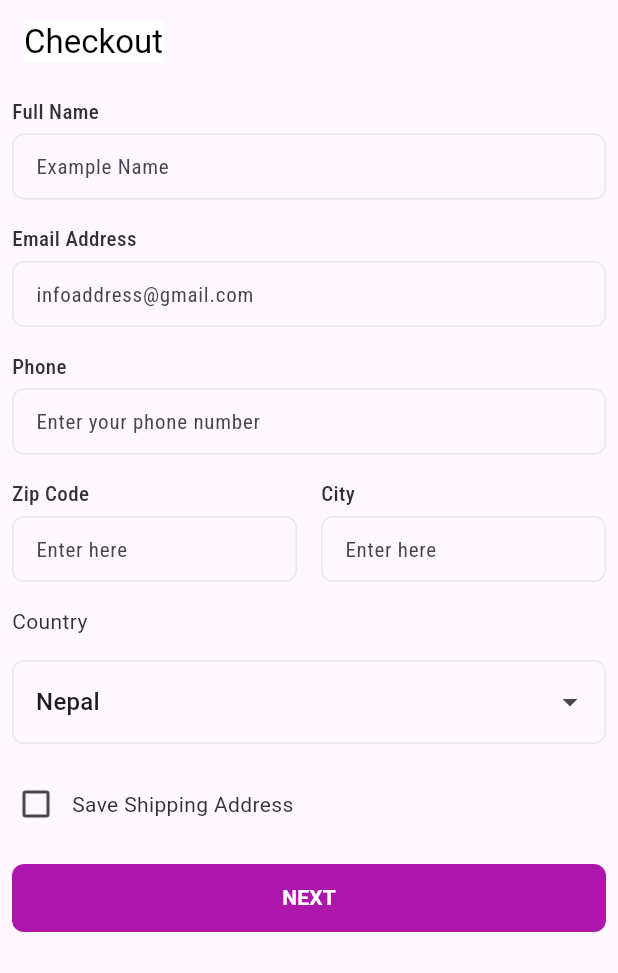
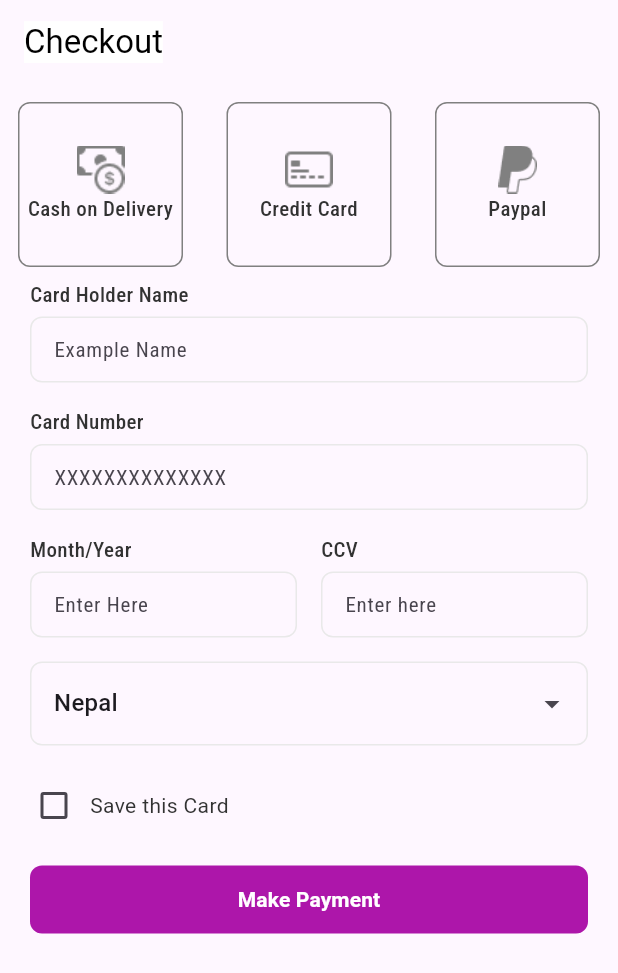
Before and after one commit to avioops/closet_ui, a Flutter app: the screen it shows after launch, on a phone screen of 412 x 824 dp. Shown: the top 973 px of the screen. Run offline on Flutter 3.47's test engine with Material 3 defaults, Android fonts, the phone set to English and light mode, and no system bars; drawn by our look-alikes of dropdown_search; our stand-ins replace google_fonts; Roboto replaces fonts that are missing (GoogleFonts.robotoCondensed).

Commit message:
check_out_page2

```diff
--- a/lib/common_widget/custom_button.dart
+++ b/lib/common_widget/custom_button.dart
@@ -1,7 +1,8 @@
 import 'package:flutter/material.dart';
 
 class CustomButton extends StatelessWidget {
-  const CustomButton({super.key});
+  final String label;
+  CustomButton({super.key, required this.label});
 
   @override
   Widget build(BuildContext context) {
@@ -12,7 +13,7 @@ class CustomButton extends StatelessWidget {
         height: MediaQuery.of(context).size.height * 0.055,
         child: ElevatedButton(
           onPressed: () {
-            print("Next button pressed");
+            print("Button Pressed");
           },
           style: ElevatedButton.styleFrom(
             backgroundColor: Color(0xFFAD16AA),
@@ -22,7 +23,7 @@ class CustomButton extends StatelessWidget {
             elevation: 0,
           ),
           child: Text(
-            "NEXT",
+            label,
             style: TextStyle(color: Colors.white, fontWeight: FontWeight.bold),
           ),
         ),
--- /dev/null
+++ b/lib/common_widget/custom_stepper.dart
@@ -0,0 +1,49 @@
+import 'package:flutter/material.dart';
+
+class CustomStepper extends StatefulWidget {
+  @override
+  _CustomStepperState createState() => _CustomStepperState();
+}
+
+class _CustomStepperState extends State<CustomStepper> {
+  int _currentStep = 1;
+
+  @override
+  Widget build(BuildContext context) {
+    return Stepper(
+      type: StepperType.horizontal,
+      currentStep: _currentStep,
+      onStepTapped: (step) {
+        setState(() {
+          _currentStep = step;
+        });
+      },
+      steps: [
+        Step(
+          title: Text("Delivery"),
+          content: SizedBox.shrink(),
+          isActive: _currentStep >= 0,
+          state: _currentStep > 0 ? StepState.complete : StepState.indexed,
+        ),
+        Step(
+          title: Text("Address"),
+          content: SizedBox.shrink(),
+          isActive: _currentStep >= 1,
+          state:
+              _currentStep == 1
+                  ? StepState.editing
+                  : (_currentStep > 1 ? StepState.complete : StepState.indexed),
+        ),
+        Step(
+          title: Text("Payment"),
+          content: SizedBox.shrink(),
+          isActive: _currentStep >= 2,
+          state: _currentStep == 2 ? StepState.editing : StepState.indexed,
+        ),
+      ],
+      controlsBuilder: (context, details) {
+        return SizedBox();
+      },
+    );
+  }
+}
--- a/lib/main.dart
+++ b/lib/main.dart
@@ -1,4 +1,5 @@
-import 'package:closet_ui/ui/check_out_page.dart';
+import 'package:closet_ui/ui/check_out_page1.dart';
+import 'package:closet_ui/ui/check_out_page2.dart';
 import 'package:flutter/material.dart';
 
 void main() {
@@ -32,7 +33,7 @@ class MyApp extends StatelessWidget {
         // tested with just a hot reload.
         colorScheme: ColorScheme.fromSeed(seedColor: Colors.deepPurple),
       ),
-      home: CheckoutPage(),
+      home: CheckOutPage2(),
     );
   }
 }
--- a/lib/ui/check_out_page.dart
+++ b/lib/ui/check_out_page1.dart
@@ -3,14 +3,13 @@ import 'package:closet_ui/common_widget/custom_dropdown.dart';
 import 'package:closet_ui/common_widget/custom_text_form_field.dart';
 import 'package:flutter/material.dart';
 import 'package:dropdown_search/dropdown_search.dart';
-import 'package:google_fonts/google_fonts.dart';
 
 class CheckoutPage extends StatelessWidget {
   CheckoutPage({super.key});
 
   @override
   Widget build(BuildContext context) {
-    return MaterialApp(home: HomeScreen());
+    return HomeScreen();
   }
 }
 
@@ -121,7 +120,7 @@ class _HomeScreenState extends State<HomeScreen> {
                 ),
               ],
             ),
-            CustomButton(),
+            CustomButton(label: 'NEXT'),
           ],
         ),
       ),
--- /dev/null
+++ b/lib/ui/check_out_page2.dart
@@ -0,0 +1,193 @@
+import 'dart:developer';
+
+import 'package:closet_ui/common_widget/custom_button.dart';
+import 'package:closet_ui/common_widget/custom_dropdown.dart';
+import 'package:closet_ui/common_widget/custom_text_form_field.dart';
+import 'package:dropdown_search/dropdown_search.dart';
+import 'package:flutter/material.dart';
+import 'package:google_fonts/google_fonts.dart';
+
+class CheckOutPage2 extends StatelessWidget {
+  const CheckOutPage2({super.key});
+
+  @override
+  Widget build(BuildContext context) {
+    return const HomeScreen();
+  }
+}
+
+class HomeScreen extends StatefulWidget {
+  const HomeScreen({super.key});
+
+  @override
+  State<HomeScreen> createState() => _HomeScreenState();
+}
+
+class _HomeScreenState extends State<HomeScreen> {
+  int selectedIndex = -1; // No option selected initially
+  final dropDownKey = GlobalKey<DropdownSearchState>();
+
+  final List<String> PaymentTitle = [
+    "Cash on Delivery",
+    "Credit Card",
+    "Paypal",
+  ];
+
+  bool isChecked = false;
+
+  @override
+  Widget build(BuildContext context) {
+    return Scaffold(
+      appBar: AppBar(
+        title: const Text(
+          "Checkout",
+          style: TextStyle(color: Colors.black, backgroundColor: Colors.white),
+        ),
+      ),
+      body: SingleChildScrollView(
+        child: Padding(
+          padding: const EdgeInsets.all(12.0),
+          child: Column(
+            children: [
+              Row(
+                mainAxisAlignment: MainAxisAlignment.spaceBetween,
+                children: List.generate(PaymentTitle.length, (index) {
+                  bool isSelected =
+                      selectedIndex == index; // ✅ Moved inside the widget
+                  return GestureDetector(
+                    onTap: () {
+                      setState(() {
+                        selectedIndex = index; // ✅ Corrected setState
+                      });
+                    },
+                    child: buildPaymentCard(
+                      title: PaymentTitle[index],
+
+                      location:
+                          [
+                            "assets/image/CashCoin.png",
+                            "assets/image/CreditCard2Front.png",
+                            "assets/image/Vector.png",
+                          ][index],
+                      isSelected: isSelected, // ✅ Pass selected state
+                    ),
+                  );
+                }),
+              ),
+              Padding(
+                padding: const EdgeInsets.all(8.0),
+                child: CustomTextFormField(
+                  hintText: 'Example Name',
+                  keyboardType: TextInputType.text,
+                  labelText: 'Card Holder Name',
+                ),
+              ),
+              Padding(
+                padding: const EdgeInsets.all(8.0),
+                child: CustomTextFormField(
+                  hintText: 'XXXXXXXXXXXXXX',
+                  keyboardType: TextInputType.numberWithOptions(decimal: false),
+                  labelText: 'Card Number',
+                ),
+              ),
+              Row(
+                mainAxisAlignment: MainAxisAlignment.center,
+                children: [
+                  Expanded(
+                    child: Padding(
+                      padding: const EdgeInsets.all(8.0),
+                      child: CustomTextFormField(
+                        hintText: 'Enter Here',
+                        keyboardType: TextInputType.datetime,
+                        labelText: 'Month/Year',
+                      ),
+                    ),
+                  ),
+                  Expanded(
+                    child: Padding(
+                      padding: const EdgeInsets.all(8.0),
+                      child: CustomTextFormField(
+                        hintText: 'Enter here',
+                        keyboardType: TextInputType.numberWithOptions(
+                          decimal: false,
+                        ),
+                        labelText: 'CCV',
+                      ),
+                    ),
+                  ),
+                ],
+              ),
+              CustomDropDownButton(dropDownKey: dropDownKey),
+              Row(
+                children: [
+                  Padding(
+                    padding: const EdgeInsets.only(top: 8.0, bottom: 8.0),
+                    child: Checkbox(
+                      activeColor: Color(0xFF3B63CD),
+                      value: isChecked,
+                      onChanged: (newValue) {
+                        setState(() {
+                          log("this is true");
+                          isChecked = newValue!;
+                        });
+                      },
+                    ),
+                  ),
+                  Text(
+                    "Save this Card",
+                    style: TextStyle(
+                      fontFamily: "GoogleFonts.robotoCondensed",
+                      fontSize: 14,
+                      fontWeight: FontWeight.w400,
+                      color: Color(0xFF323232),
+                    ),
+                  ),
+                ],
+              ),
+              CustomButton(label: 'Make Payment'),
+            ],
+          ),
+        ),
+      ),
+    );
+  }
+
+  Widget buildPaymentCard({
+    required String title,
+    required String location,
+    required bool isSelected, // ✅ Added parameter
+  }) {
+    return Container(
+      height: 110,
+      width: 110,
+      decoration: BoxDecoration(
+        border: Border.all(
+          color: isSelected ? const Color(0xFFAD16AA) : const Color(0xFF808080),
+          width: 1,
+        ),
+        borderRadius: const BorderRadius.all(Radius.circular(8)),
+      ),
+      child: Column(
+        mainAxisAlignment: MainAxisAlignment.center,
+        crossAxisAlignment: CrossAxisAlignment.center,
+        children: [
+          Image.asset(
+            location,
+            height: 32,
+            width: 32,
+            color: isSelected ? Color(0xFFAD16AA) : Color(0xFF808080),
+          ),
+          Text(
+            title,
+            style: GoogleFonts.robotoCondensed(
+              fontSize: 14,
+              fontWeight: FontWeight.w500,
+              color: const Color(0xFF323232),
+            ),
+            textAlign: TextAlign.center, // ✅ Aligns text properly
+          ),
+        ],
+      ),
+    );
+  }
+}
--- a/pubspec.yaml
+++ b/pubspec.yaml
@@ -61,8 +61,8 @@ flutter:
   uses-material-design: true
 
   # To add assets to your application, add an assets section, like this:
-  # assets:
-  #   - images/a_dot_burr.jpeg
+  assets:
+    - assets/image/
   #   - images/a_dot_ham.jpeg
 
   # An image asset can refer to one or more resolution-specific "variants", see
```
Also changed, not shown: assets/image/CashCoin.png (added), assets/image/CreditCard2Front.png (added), assets/image/Vector.png (added).
